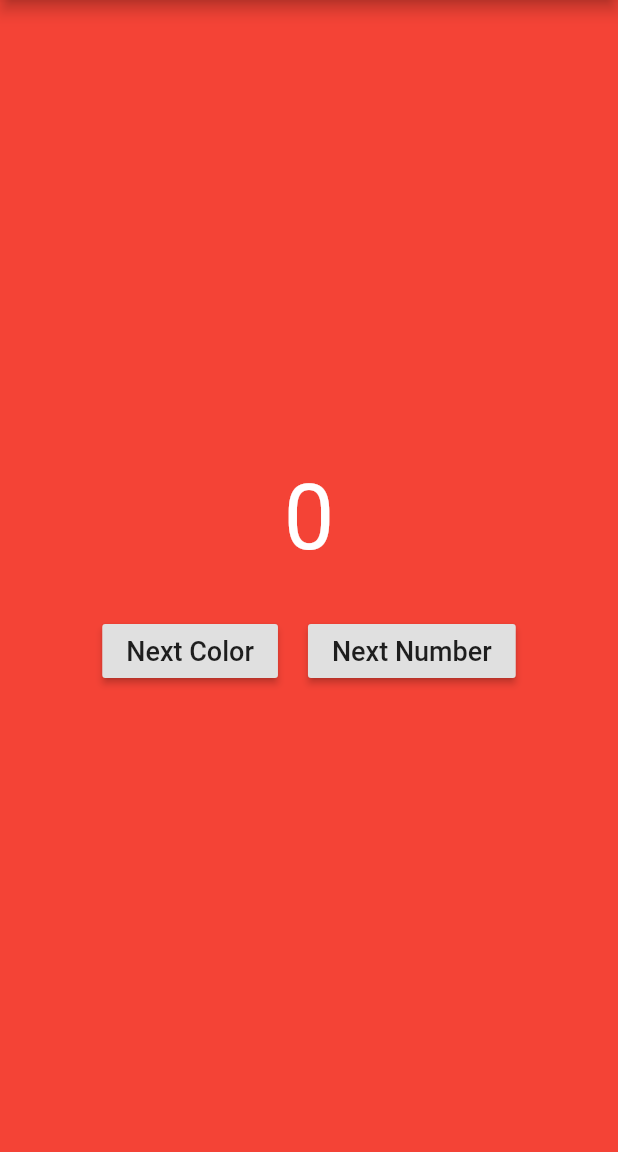
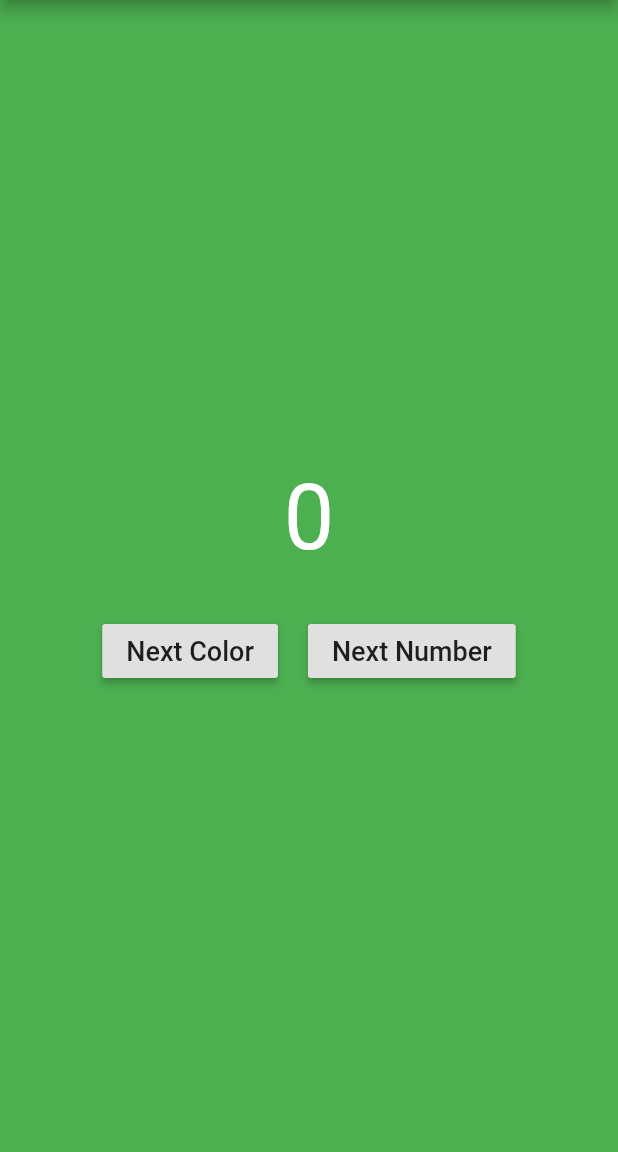
Before and after one commit to kicok/bloc_to_bloc_communication, a Flutter app: the BlocCommPage screen opened directly, after a tap on "Next Color", on a phone screen of 412 x 824 dp, the part 84-1236 px from its top. Run offline on Flutter 3.47's test engine with Material 2 defaults, Android fonts, the phone set to English and light mode, and no system bars; our stand-ins replace flutter_bloc.

Commit message:
bloc to bloc communication

```diff
--- a/lib/bloc_comm_page.dart
+++ b/lib/bloc_comm_page.dart
@@ -1,23 +1,34 @@
+import 'package:bloc_to_bloc_commuication/blocs/counter_bloc.dart';
 import 'package:flutter/material.dart';
+import 'package:flutter_bloc/flutter_bloc.dart';
+import 'blocs/color_bloc.dart';
 
 class BlocCommPage extends StatelessWidget {
   @override
   Widget build(BuildContext context) {
+    final colorBloc = BlocProvider.of<ColorBloc>(context);
+    final counterBloc = BlocProvider.of<CounterBloc>(context);
     return Scaffold(
       appBar: AppBar(
         title: Text('Bloc-To-Bloc Comm'),
       ),
-      body: Container(
-        color: Colors.red,
+      body: BlocBuilder<ColorBloc, Color>(
+        builder: (context, coolrState) {
+          return Container(
+            color: coolrState,
             child: Column(
               mainAxisAlignment: MainAxisAlignment.center,
               children: [
-            Text(
-              '0',
+                BlocBuilder<CounterBloc, int>(
+                  builder: (context, counterState) {
+                    return Text(
+                      '$counterState',
                       style: TextStyle(
                         color: Colors.white,
                         fontSize: 60,
                       ),
+                    );
+                  },
                 ),
                 SizedBox(height: 30.0),
                 Row(
@@ -28,7 +39,9 @@ class BlocCommPage extends StatelessWidget {
                         'Next Color',
                         style: TextStyle(fontSize: 18.0),
                       ),
-                  onPressed: () {},
+                      onPressed: () {
+                        colorBloc.add(ColorChanged());
+                      },
                     ),
                     SizedBox(width: 20),
                     RaisedButton(
@@ -36,12 +49,16 @@ class BlocCommPage extends StatelessWidget {
                         'Next Number',
                         style: TextStyle(fontSize: 18.0),
                       ),
-                  onPressed: () {},
+                      onPressed: () {
+                        counterBloc.add(IncrementCounter());
+                      },
                     )
                   ],
                 )
               ],
             ),
+          );
+        },
       ),
     );
   }
--- /dev/null
+++ b/lib/blocs/color_bloc.dart
@@ -0,0 +1,27 @@
+// events
+import 'package:flutter/material.dart';
+import 'package:flutter_bloc/flutter_bloc.dart';
+
+abstract class ColorEvent {}
+
+class ColorChanged extends ColorEvent {}
+
+class ColorBloc extends Bloc<ColorEvent, Color> {
+  ColorBloc() : super(Colors.red);
+
+  @override
+  Stream<Color> mapEventToState(ColorEvent event) async* {
+    if (event is ColorChanged) {
+      if (state == Colors.red) {
+        yield Colors.green;
+      } else if (state == Colors.green) {
+        yield Colors.blue;
+      } else if (state == Colors.blue) {
+        yield Colors.black;
+      } else if (state == Colors.black) {
+        yield Colors.red;
+      }
+    }
+    throw UnimplementedError();
+  }
+}
--- /dev/null
+++ b/lib/blocs/counter_bloc.dart
@@ -0,0 +1,51 @@
+// events
+import 'dart:async';
+
+import 'package:bloc_to_bloc_commuication/blocs/color_bloc.dart';
+import 'package:flutter/material.dart';
+import 'package:flutter_bloc/flutter_bloc.dart';
+
+abstract class CounterEvent {}
+
+class IncrementCounter extends CounterEvent {}
+
+class DecrementCounter extends CounterEvent {}
+
+class CounterBloc extends Bloc<CounterEvent, int> {
+  final ColorBloc colorBloc;
+
+  StreamSubscription colorBlocSubscription;
+  int incrementStep = 1;
+
+  CounterBloc({@required this.colorBloc})
+      : assert(colorBloc != null),
+        super(0) {
+    colorBlocSubscription = colorBloc.listen((colorState) {
+      if (colorState == Colors.red) {
+        incrementStep = 1;
+      } else if (colorState == Colors.green) {
+        incrementStep = 10;
+      } else if (colorState == Colors.blue) {
+        incrementStep = 100;
+      } else if (colorState == Colors.black) {
+        incrementStep = -100;
+        add(DecrementCounter());
+      }
+    });
+  }
+
+  @override
+  Future<void> close() {
+    colorBlocSubscription.cancel();
+    return super.close();
+  }
+
+  @override
+  Stream<int> mapEventToState(CounterEvent event) async* {
+    if (event is IncrementCounter) {
+      yield state + incrementStep;
+    } else if (event is DecrementCounter) {
+      yield state - 100;
+    }
+  }
+}
--- a/pubspec.yaml
+++ b/pubspec.yaml
@@ -28,6 +28,8 @@ dependencies:
   # The following adds the Cupertino Icons font to your application.
   # Use with the CupertinoIcons class for iOS style icons.
   cupertino_icons: ^1.0.0
+  flutter_bloc: ^6.1.1
+  equatable: ^1.2.5
 
 dev_dependencies:
   flutter_test:
```
Also changed, not shown: lib/main.dart (+21 -6 lines), pubspec.lock. Lines whose indentation alone changed are shown as unchanged.
